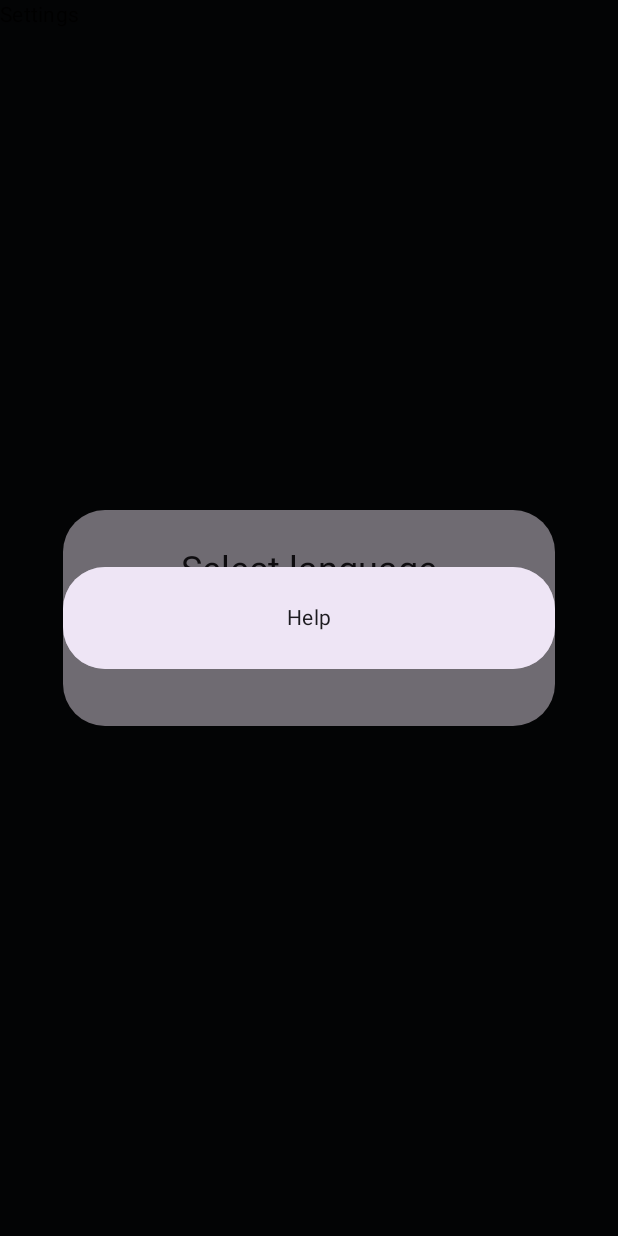
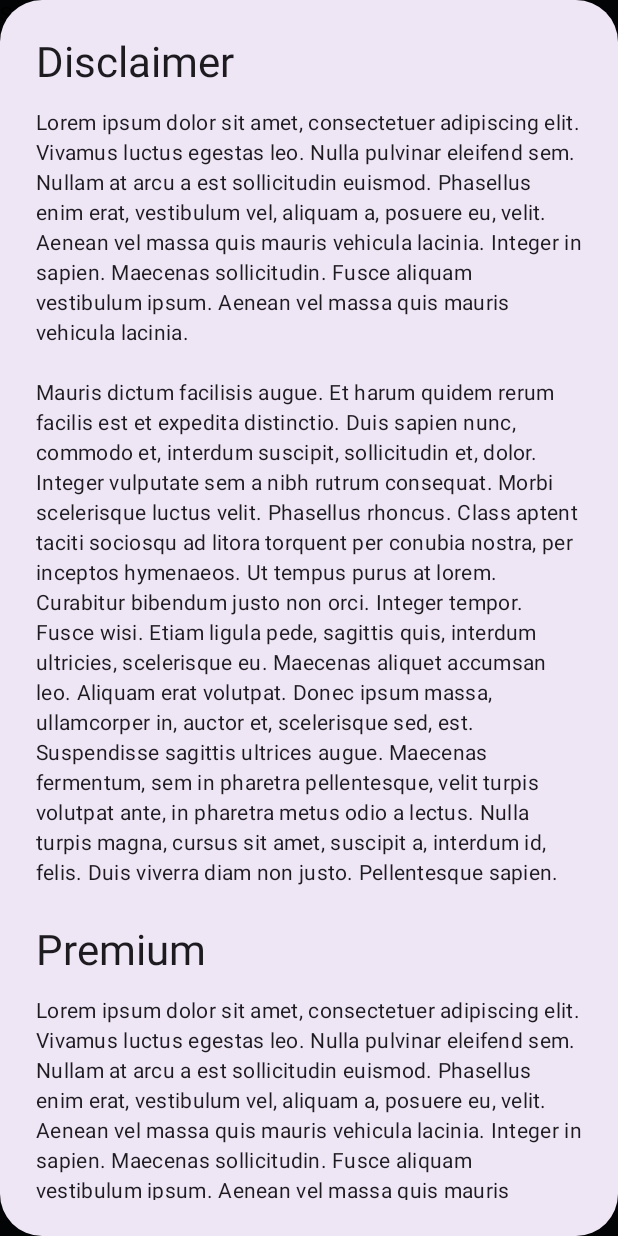
Before and after one commit to Lastaapps/langualgetool-unofficial, an Android app built with Jetpack Compose: the help screen opened through its navigation route, on a phone screen of 412 x 824 dp. Run offline under Robolectric (Android 15) with nearby library versions, the phone set to English and light mode, and no system bars.

Commit message:
feat: Help and spellcheck preparation

```diff
--- /dev/null
+++ b/app/src/main/java/cz/lastaapps/languagetool/ui/features/dialogs/HelpDialog.kt
@@ -0,0 +1,48 @@
+package cz.lastaapps.languagetool.ui.features.dialogs
+
+import androidx.compose.foundation.layout.Spacer
+import androidx.compose.foundation.layout.height
+import androidx.compose.foundation.lazy.LazyColumn
+import androidx.compose.foundation.lazy.items
+import androidx.compose.material3.MaterialTheme
+import androidx.compose.material3.Text
+import androidx.compose.runtime.Composable
+import androidx.compose.ui.Modifier
+import cz.lastaapps.languagetool.ui.theme.PaddingTokens
+import kotlinx.collections.immutable.ImmutableList
+import kotlinx.collections.immutable.persistentListOf
+
+@Composable
+internal fun HelpDialogContent(
+    modifier: Modifier = Modifier,
+) {
+    val items = getStrings()
+    LazyColumn(
+        modifier = modifier,
+    ) {
+        items(items) { (title, description) ->
+            Text(
+                text = title,
+                style = MaterialTheme.typography.headlineMedium,
+            )
+            Spacer(Modifier.height(PaddingTokens.MidSmall))
+
+            Text(
+                text = description,
+                style = MaterialTheme.typography.bodyMedium,
+            )
+            Spacer(Modifier.height(PaddingTokens.MidLarge))
+        }
+    }
+}
+
+@Composable
+private fun getStrings(): ImmutableList<Pair<String, String>> {
+    return persistentListOf(
+        "Disclaimer" to "Lorem ipsum dolor sit amet, consectetuer adipiscing elit. Vivamus luctus egestas leo. Nulla pulvinar eleifend sem. Nullam at arcu a est sollicitudin euismod. Phasellus enim erat, vestibulum vel, aliquam a, posuere eu, velit. Aenean vel massa quis mauris vehicula lacinia. Integer in sapien. Maecenas sollicitudin. Fusce aliquam vestibulum ipsum. Aenean vel massa quis mauris vehicula lacinia.\n\nMauris dictum facilisis augue. Et harum quidem rerum facilis est et expedita distinctio. Duis sapien nunc, commodo et, interdum suscipit, sollicitudin et, dolor. Integer vulputate sem a nibh rutrum consequat. Morbi scelerisque luctus velit. Phasellus rhoncus. Class aptent taciti sociosqu ad litora torquent per conubia nostra, per inceptos hymenaeos. Ut tempus purus at lorem. Curabitur bibendum justo non orci. Integer tempor. Fusce wisi. Etiam ligula pede, sagittis quis, interdum ultricies, scelerisque eu. Maecenas aliquet accumsan leo. Aliquam erat volutpat. Donec ipsum massa, ullamcorper in, auctor et, scelerisque sed, est. Suspendisse sagittis ultrices augue. Maecenas fermentum, sem in pharetra pellentesque, velit turpis volutpat ante, in pharetra metus odio a lectus. Nulla turpis magna, cursus sit amet, suscipit a, interdum id, felis. Duis viverra diam non justo. Pellentesque sapien.",
+        "Premium" to "Lorem ipsum dolor sit amet, consectetuer adipiscing elit. Vivamus luctus egestas leo. Nulla pulvinar eleifend sem. Nullam at arcu a est sollicitudin euismod. Phasellus enim erat, vestibulum vel, aliquam a, posuere eu, velit. Aenean vel massa quis mauris vehicula lacinia. Integer in sapien. Maecenas sollicitudin. Fusce aliquam vestibulum ipsum. Aenean vel massa quis mauris vehicula lacinia.\n\nMauris dictum facilisis augue. Et harum quidem rerum facilis est et expedita distinctio. Duis sapien nunc, commodo et, interdum suscipit, sollicitudin et, dolor. Integer vulputate sem a nibh rutrum consequat. Morbi scelerisque luctus velit. Phasellus rhoncus. Class aptent taciti sociosqu ad litora torquent per conubia nostra, per inceptos hymenaeos. Ut tempus purus at lorem. Curabitur bibendum justo non orci. Integer tempor. Fusce wisi. Etiam ligula pede, sagittis quis, interdum ultricies, scelerisque eu. Maecenas aliquet accumsan leo. Aliquam erat volutpat. Donec ipsum massa, ullamcorper in, auctor et, scelerisque sed, est. Suspendisse sagittis ultrices augue. Maecenas fermentum, sem in pharetra pellentesque, velit turpis volutpat ante, in pharetra metus odio a lectus. Nulla turpis magna, cursus sit amet, suscipit a, interdum id, felis. Duis viverra diam non justo. Pellentesque sapien.",
+        "Rate limit" to "Lorem ipsum dolor sit amet, consectetuer adipiscing elit. Vivamus luctus egestas leo. Nulla pulvinar eleifend sem. Nullam at arcu a est sollicitudin euismod. Phasellus enim erat, vestibulum vel, aliquam a, posuere eu, velit. Aenean vel massa quis mauris vehicula lacinia. Integer in sapien. Maecenas sollicitudin. Fusce aliquam vestibulum ipsum. Aenean vel massa quis mauris vehicula lacinia.\n\nMauris dictum facilisis augue. Et harum quidem rerum facilis est et expedita distinctio. Duis sapien nunc, commodo et, interdum suscipit, sollicitudin et, dolor. Integer vulputate sem a nibh rutrum consequat. Morbi scelerisque luctus velit. Phasellus rhoncus. Class aptent taciti sociosqu ad litora torquent per conubia nostra, per inceptos hymenaeos. Ut tempus purus at lorem. Curabitur bibendum justo non orci. Integer tempor. Fusce wisi. Etiam ligula pede, sagittis quis, interdum ultricies, scelerisque eu. Maecenas aliquet accumsan leo. Aliquam erat volutpat. Donec ipsum massa, ullamcorper in, auctor et, scelerisque sed, est. Suspendisse sagittis ultrices augue. Maecenas fermentum, sem in pharetra pellentesque, velit turpis volutpat ante, in pharetra metus odio a lectus. Nulla turpis magna, cursus sit amet, suscipit a, interdum id, felis. Duis viverra diam non justo. Pellentesque sapien.",
+        "Picky" to "Lorem ipsum dolor sit amet, consectetuer adipiscing elit. Vivamus luctus egestas leo. Nulla pulvinar eleifend sem. Nullam at arcu a est sollicitudin euismod. Phasellus enim erat, vestibulum vel, aliquam a, posuere eu, velit. Aenean vel massa quis mauris vehicula lacinia. Integer in sapien. Maecenas sollicitudin. Fusce aliquam vestibulum ipsum. Aenean vel massa quis mauris vehicula lacinia.\n\nMauris dictum facilisis augue. Et harum quidem rerum facilis est et expedita distinctio. Duis sapien nunc, commodo et, interdum suscipit, sollicitudin et, dolor. Integer vulputate sem a nibh rutrum consequat. Morbi scelerisque luctus velit. Phasellus rhoncus. Class aptent taciti sociosqu ad litora torquent per conubia nostra, per inceptos hymenaeos. Ut tempus purus at lorem. Curabitur bibendum justo non orci. Integer tempor. Fusce wisi. Etiam ligula pede, sagittis quis, interdum ultricies, scelerisque eu. Maecenas aliquet accumsan leo. Aliquam erat volutpat. Donec ipsum massa, ullamcorper in, auctor et, scelerisque sed, est. Suspendisse sagittis ultrices augue. Maecenas fermentum, sem in pharetra pellentesque, velit turpis volutpat ante, in pharetra metus odio a lectus. Nulla turpis magna, cursus sit amet, suscipit a, interdum id, felis. Duis viverra diam non justo. Pellentesque sapien.",
+        "Language" to "Lorem ipsum dolor sit amet, consectetuer adipiscing elit. Vivamus luctus egestas leo. Nulla pulvinar eleifend sem. Nullam at arcu a est sollicitudin euismod. Phasellus enim erat, vestibulum vel, aliquam a, posuere eu, velit. Aenean vel massa quis mauris vehicula lacinia. Integer in sapien. Maecenas sollicitudin. Fusce aliquam vestibulum ipsum. Aenean vel massa quis mauris vehicula lacinia.\n\nMauris dictum facilisis augue. Et harum quidem rerum facilis est et expedita distinctio. Duis sapien nunc, commodo et, interdum suscipit, sollicitudin et, dolor. Integer vulputate sem a nibh rutrum consequat. Morbi scelerisque luctus velit. Phasellus rhoncus. Class aptent taciti sociosqu ad litora torquent per conubia nostra, per inceptos hymenaeos. Ut tempus purus at lorem. Curabitur bibendum justo non orci. Integer tempor. Fusce wisi. Etiam ligula pede, sagittis quis, interdum ultricies, scelerisque eu. Maecenas aliquet accumsan leo. Aliquam erat volutpat. Donec ipsum massa, ullamcorper in, auctor et, scelerisque sed, est. Suspendisse sagittis ultrices augue. Maecenas fermentum, sem in pharetra pellentesque, velit turpis volutpat ante, in pharetra metus odio a lectus. Nulla turpis magna, cursus sit amet, suscipit a, interdum id, felis. Duis viverra diam non justo. Pellentesque sapien.",
+    )
+}
--- a/app/src/main/java/cz/lastaapps/languagetool/ui/navigation/Router.kt
+++ b/app/src/main/java/cz/lastaapps/languagetool/ui/navigation/Router.kt
@@ -8,6 +8,8 @@
 import androidx.navigation.compose.composable
 import androidx.navigation.compose.rememberNavController
 import cz.lastaapps.languagetool.ui.components.saneDialog
+import cz.lastaapps.languagetool.ui.features.dialogs.HelpDialogContent
+import cz.lastaapps.languagetool.ui.features.dialogs.SpellcheckDialog
 import cz.lastaapps.languagetool.ui.features.home.HomeDest
 import cz.lastaapps.languagetool.ui.features.language.LanguageDialogDest
 import org.koin.androidx.compose.koinViewModel
@@ -41,8 +43,8 @@
                     navController.navigateUp()
                 })
         }
-        saneDialog(Dests.SPELLCHECK, navUp) { Text("Spellcheck") }
-        saneDialog(Dests.HELP, navUp) { Text("Help") }
+        saneDialog(Dests.SPELLCHECK, navUp) { SpellcheckDialog() }
+        saneDialog(Dests.HELP, navUp) { HelpDialogContent() }
         saneDialog(Dests.ABOUT, navUp) { Text("About") }
     }
 }
```
Also changed, not shown: app/src/main/java/cz/lastaapps/languagetool/ui/features/dialogs/SpellcheckDialog(.kt (added, +32 -0 lines).
